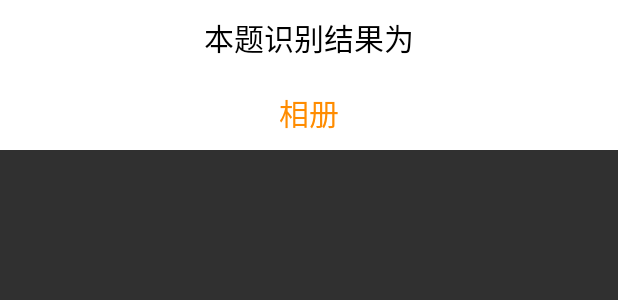
After one commit to Zhsc92157/Test, an Android app: the layout recognition_popupwindow_layout.xml on its own in the app's theme, with its tools: preview values and no code run, on a phone screen of 412 x 824 dp. The commit adds this screen. Shown: the top 300 px of the screen. Run offline under Robolectric (Android 15) with nearby library versions, the phone set to English and light mode, and no system bars.

Commit message:
2019/06/09

```diff
--- a/app/src/main/AndroidManifest.xml
+++ b/app/src/main/AndroidManifest.xml
@@ -14,9 +14,9 @@
     <uses-permission android:name="android.permission.READ_PHONE_STATE" />
 
     <application
-        android:icon="@mipmap/ic_launcher"
-        android:label="@string/app_name"
-        android:roundIcon="@mipmap/ic_launcher_round"
+        android:icon="@drawable/main_image"
+        android:label="智能作业检查"
+        android:roundIcon="@drawable/main_image"
         android:theme="@style/Theme.AppCompat.NoActionBar"
         tools:ignore="GoogleAppIndexingWarning">
         <activity android:name=".EditNicknameActivity"/>
--- a/app/src/main/res/layout/activity_image.xml
+++ b/app/src/main/res/layout/activity_image.xml
@@ -10,7 +10,6 @@
         android:id="@+id/image"
         android:layout_width="match_parent"
         android:layout_height="match_parent"
-        android:layout_centerInParent="true"
         android:layout_centerVertical="true"
         android:layout_centerHorizontal="true"
         tools:ignore="MissingConstraints" />
--- /dev/null
+++ b/app/src/main/res/layout/recognition_popupwindow_layout.xml
@@ -0,0 +1,38 @@
+<?xml version="1.0" encoding="utf-8"?>
+<LinearLayout
+    xmlns:android="http://schemas.android.com/apk/res/android"
+    android:layout_width="match_parent"
+    android:layout_height="wrap_content"
+    android:background="@color/white"
+    android:orientation="vertical">
+
+    <RelativeLayout
+        android:background="@color/white"
+        android:layout_width="match_parent"
+        android:layout_height="wrap_content">
+        <TextView
+            android:text="本题识别结果为"
+            android:textColor="@color/black"
+            android:layout_width="wrap_content"
+            android:layout_height="wrap_content"
+            android:layout_centerInParent="true"
+            android:textSize="20sp"
+            android:layout_margin="10sp"/>
+    </RelativeLayout>
+
+    <RelativeLayout
+        android:background="@color/white"
+        android:layout_width="match_parent"
+        android:layout_height="wrap_content">
+        <TextView
+            android:id="@+id/recWindow_text"
+            android:text="@string/album"
+            android:textColor="@color/darkorange"
+            android:layout_width="wrap_content"
+            android:layout_height="wrap_content"
+            android:layout_centerInParent="true"
+            android:textSize="20sp"
+            android:layout_margin="10sp"/>
+    </RelativeLayout>
+
+</LinearLayout>
```
Also changed, not shown: app/src/main/java/com/zhsc/test/EditMyselfActivity.java (+1 -2 lines), app/src/main/java/com/zhsc/test/ImageActivity.java (+31 -8 lines), app/src/main/java/com/zhsc/test/MainFragment.java (+1 -1 lines), app/src/main/java/com/zhsc/test/MyPopUpWindow.java (+0 -1 lines), app/src/main/java/com/zhsc/test/RecPopUpWindow.java (added, +44 -0 lines), app/src/main/java/com/zhsc/test/SplashActivity.java (+5 -0 lines), app/src/main/java/com/zhsc/test/adapter/MyImageViewAdapter.java (+0 -1 lines), app/src/main/java/com/zhsc/test/util/CalculateUtil.java (+1 -0 lines).
